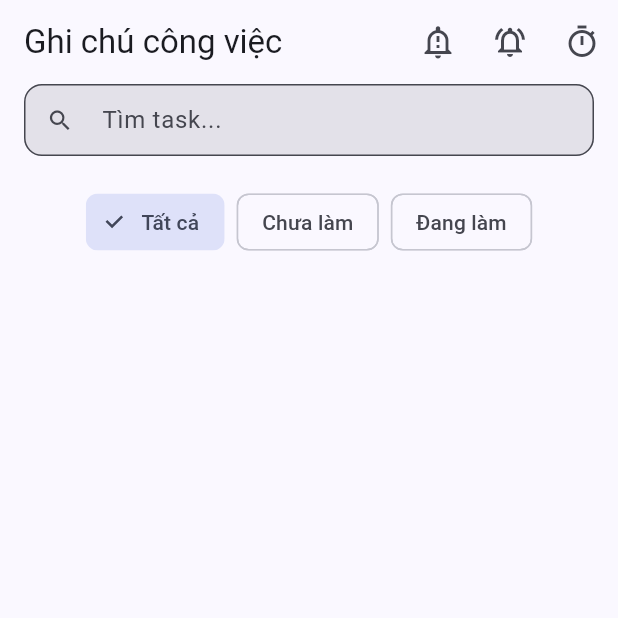
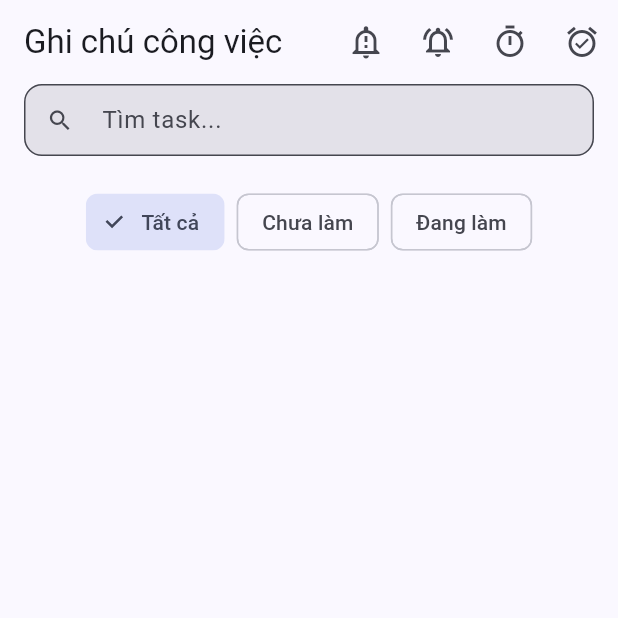
Before and after one commit to trithin/new, a Flutter app: the screen it shows after launch, after a tap on the "notifications active" icon, on a phone screen of 412 x 824 dp, the top half of it. Run offline on Flutter 3.47's test engine with Material 3 defaults, Android fonts, the light colour scheme and no system bars; our stand-ins replace flutter_local_notifications, shared_preferences, timezone; statements that could not run were skipped.

Commit message:
Update main.dart

```diff
--- a/lib/main.dart
+++ b/lib/main.dart
@@ -48,6 +48,16 @@ class NotificationService {
 
     // Android 13+: xin quyền thông báo
     await android?.requestNotificationsPermission();
+
+    // Android 14+: xin đặc quyền đặt EXACT ALARM (mở Settings nếu cần)
+    try {
+      final canExact = await android?.canScheduleExactAlarms();
+      if (canExact == false) {
+        await android?.requestExactAlarmsPermission();
+      }
+    } catch (_) {
+      // phương thức có thể không tồn tại ở bản plugin cũ
+    }
   }
 
   /// Thông báo ngay (để test kênh)
@@ -64,7 +74,7 @@ class NotificationService {
     }
   }
 
-  /// Lên lịch 1 lần — ưu tiên EXACT, fallback INEXACT
+  /// Lên lịch 1 lần — exact -> alarmClock -> inexact
   Future<void> scheduleOnce({
     required String taskId,
     required int index,
@@ -73,9 +83,9 @@ class NotificationService {
     required String body,
   }) async {
     if (when.isBefore(tz.TZDateTime.now(tz.local))) return;
-
     final id = _baseId(taskId) * 1000 + index;
 
+    // 1) exactAllowWhileIdle
     try {
       await _plugin.zonedSchedule(
         id, title, body, when, _details,
@@ -85,18 +95,34 @@ class NotificationService {
         androidAllowWhileIdle: true,
         payload: taskId,
       );
-    } catch (_) {
+      debugPrint('Scheduled EXACT at ${when.toLocal()} id=$id');
+      return;
+    } catch (_) {}
+
+    // 2) alarmClock (nếu plugin support)
+    try {
       await _plugin.zonedSchedule(
         id, title, body, when, _details,
-        androidScheduleMode: AndroidScheduleMode.inexactAllowWhileIdle,
+        androidScheduleMode: AndroidScheduleMode.alarmClock,
         uiLocalNotificationDateInterpretation:
             UILocalNotificationDateInterpretation.absoluteTime,
         androidAllowWhileIdle: true,
         payload: taskId,
       );
-    }
+      debugPrint('Scheduled ALARM_CLOCK at ${when.toLocal()} id=$id');
+      return;
+    } catch (_) {}
 
-    debugPrint('Scheduled [$title] at ${when.toLocal()} (id=$id)');
+    // 3) inexact
+    await _plugin.zonedSchedule(
+      id, title, body, when, _details,
+      androidScheduleMode: AndroidScheduleMode.inexactAllowWhileIdle,
+      uiLocalNotificationDateInterpretation:
+          UILocalNotificationDateInterpretation.absoluteTime,
+      androidAllowWhileIdle: true,
+      payload: taskId,
+    );
+    debugPrint('Scheduled INEXACT at ${when.toLocal()} id=$id');
   }
 
   static const NotificationDetails _details = NotificationDetails(
@@ -477,6 +503,22 @@ class _HomeScreenState extends State<HomeScreen> {
                   );
                   ScaffoldMessenger.of(context)
                       .showSnackBar(const SnackBar(content: Text('Đã hẹn chuông sau 60 giây')));
+                },
+              ),
+              IconButton(
+                tooltip: 'Cấp quyền Exact Alarm',
+                icon: const Icon(Icons.alarm_on_outlined),
+                onPressed: () async {
+                  final android = NotificationService.instance
+                      ._plugin
+                      .resolvePlatformSpecificImplementation<
+                          AndroidFlutterLocalNotificationsPlugin>();
+                  try {
+                    await android?.requestExactAlarmsPermission();
+                    ScaffoldMessenger.of(context).showSnackBar(
+                      const SnackBar(content: Text('Đã mở trang cấp quyền “Exact alarm”')),
+                    );
+                  } catch (_) {}
                 },
               ),
             ],
```
